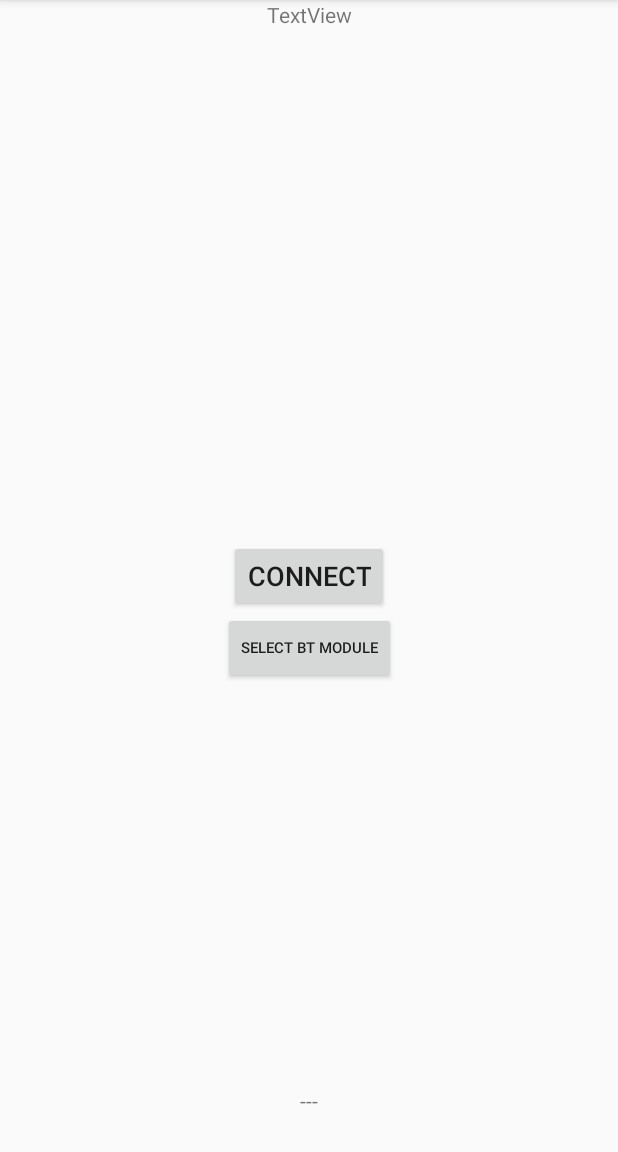
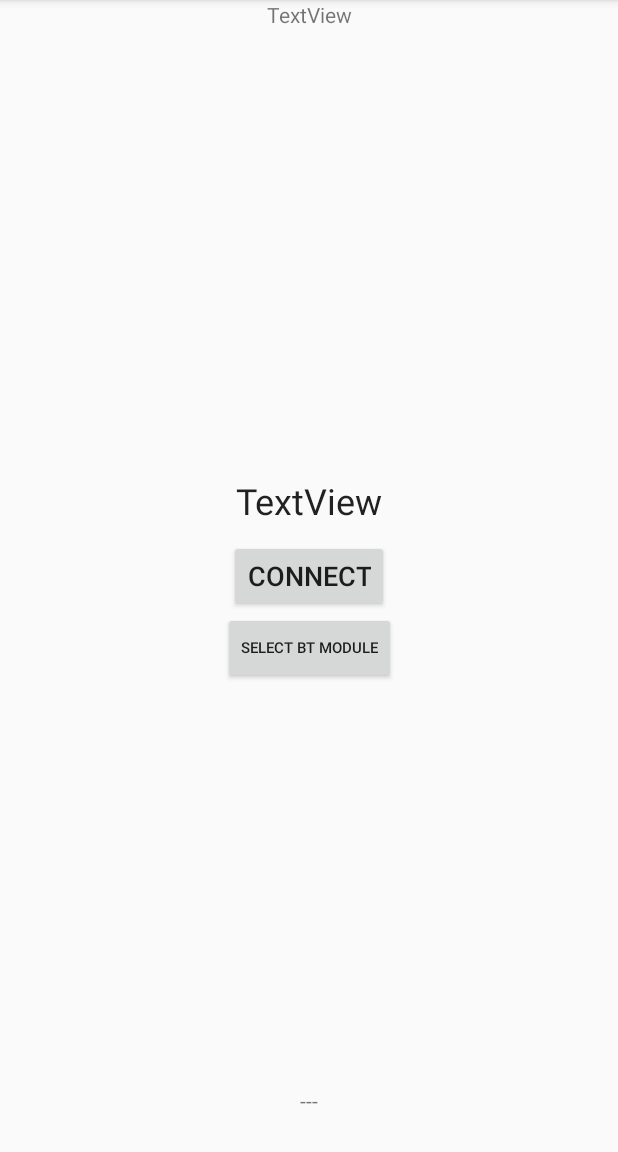
Before and after one commit to DzikuVx/Telemetrer, an Android app: the screen it shows after launch (ConnectActivity), on a phone screen of 412 x 824 dp, the part 84-1236 px from its top. Run offline under Robolectric (Android 15) with nearby library versions, the phone set to English and light mode, and no system bars; 1 statement that could not run was skipped.

```diff
--- a/app/src/main/java/com/quadmeup/smartporttelemetrer/activity/ConnectActivity.java
+++ b/app/src/main/java/com/quadmeup/smartporttelemetrer/activity/ConnectActivity.java
@@ -20,10 +20,12 @@ import android.widget.TextView;
 import android.widget.Toast;
 
 import com.quadmeup.smartporttelemetrer.BluetoothManager;
+import com.quadmeup.smartporttelemetrer.ConnectionState;
 import com.quadmeup.smartporttelemetrer.DataProvider;
 import com.quadmeup.smartporttelemetrer.DataService;
 import com.quadmeup.smartporttelemetrer.R;
 
+import java.text.DecimalFormat;
 import java.util.Timer;
 import java.util.TimerTask;
 
@@ -59,6 +61,9 @@ public class ConnectActivity extends AppCompatActivity {
 
     TextView deviceName;
     TextView stateLabel;
+    TextView vfas;
+    Button buttonDisconnect;
+    Button buttonConnect;
 
     private class PopulateUI extends AsyncTask<String, String, String> {
 
@@ -74,7 +79,20 @@ public class ConnectActivity extends AppCompatActivity {
             }
 
             if (mService != null) {
-                stateLabel.setText(mService.getConnectionState().toString());
+
+                ConnectionState connectionState = mService.getConnectionState();
+
+                stateLabel.setText(connectionState.toString());
+                vfas.setText(new DecimalFormat("#.##").format((double)mService.getUav().getBatteryVoltage()));
+
+                if (connectionState.equals(ConnectionState.DISCONNECTED) || connectionState.equals(ConnectionState.CONNECTION_FAILED)) {
+                    buttonConnect.setVisibility(View.VISIBLE);
+                    buttonDisconnect.setVisibility(View.INVISIBLE);
+                } else {
+                    buttonConnect.setVisibility(View.INVISIBLE);
+                    buttonDisconnect.setVisibility(View.VISIBLE);
+                }
+
             }
 
             super.onPostExecute(result);
@@ -103,9 +121,9 @@ public class ConnectActivity extends AppCompatActivity {
 
         deviceName = (TextView) findViewById(R.id.device_name);
         stateLabel = (TextView) findViewById(R.id.state_label);
-
-        final Button buttonDisconnect = (Button) findViewById(R.id.button_disconnect);
-        final Button buttonConnect = (Button) findViewById(R.id.button_connect);
+        vfas = (TextView) findViewById(R.id.vfas);
+        buttonDisconnect = (Button) findViewById(R.id.button_disconnect);
+        buttonConnect = (Button) findViewById(R.id.button_connect);
 
         buttonDisconnect.setOnClickListener(new View.OnClickListener() {
             @Override
--- a/app/src/main/res/layout/activity_connect.xml
+++ b/app/src/main/res/layout/activity_connect.xml
@@ -62,4 +62,17 @@
         app:layout_constraintTop_toTopOf="parent"
         />
 
+    <TextView
+        android:id="@+id/vfas"
+        android:layout_width="wrap_content"
+        android:layout_height="wrap_content"
+        android:text="TextView"
+        android:textAlignment="center"
+        android:textColor="@color/textPrimary"
+        android:textSize="24sp"
+        app:layout_constraintLeft_toLeftOf="parent"
+        app:layout_constraintRight_toRightOf="parent"
+        app:layout_constraintBottom_toTopOf="@id/button_connect"
+        android:layout_marginBottom="10dp" />
+
 </android.support.constraint.ConstraintLayout>
```
